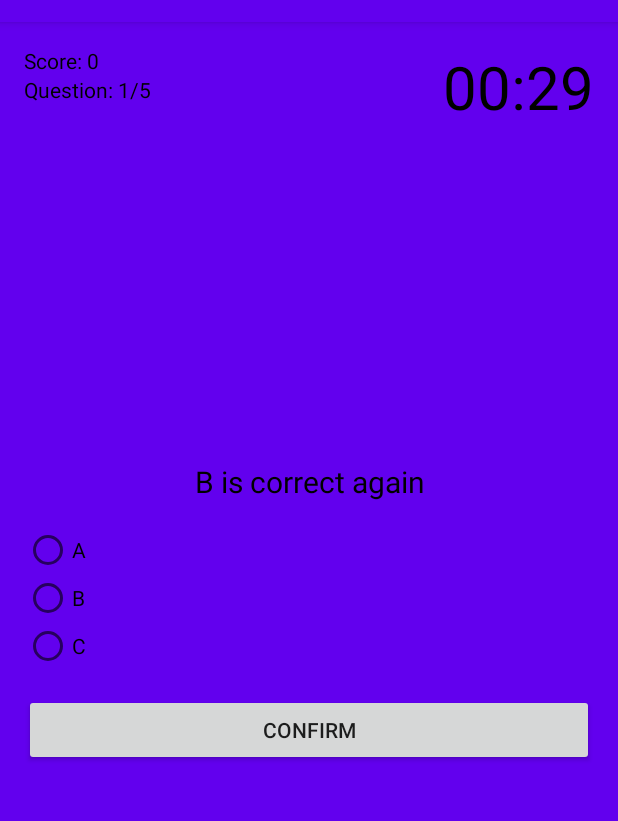
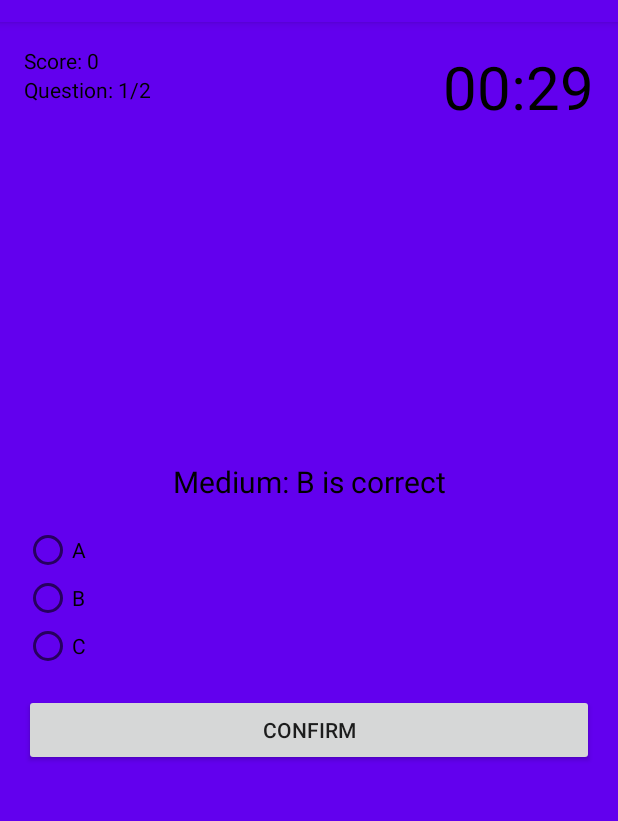
Before and after one commit to trathaka/SIT305---Assignment-2, an Android app: the screen it shows after launch (QuizActivity), after a tap on "START QUIZ", on a phone screen of 412 x 824 dp, the part 62-883 px from its top. Run offline under Robolectric (Android 15) with nearby library versions, the phone set to English and light mode, and no system bars.

Commit message:
Implement difficulty levels

```diff
--- a/Assignment2/app/src/main/java/com/example/assignment2/Question.java
+++ b/Assignment2/app/src/main/java/com/example/assignment2/Question.java
@@ -4,22 +4,27 @@ import android.os.Parcel;
 import android.os.Parcelable;
 
 public class Question implements Parcelable {
+    public static final String DIFFICULTY_EASY = "Easy";
+    public static final String DIFFICULTY_MEDIUM = "Medium";
+    public static final String DIFFICULTY_HARD = "Hard";
 
     private String question;
     private String option1;
     private String option2;
     private String option3;
     private int answerNr;
+    private String difficulty;
 
     public Question(){
     }
 
-    public Question(String question, String option1, String option2, String option3, int answerNr) {
+    public Question(String question, String option1, String option2, String option3, int answerNr, String difficulty) {
         this.question = question;
         this.option1 = option1;
         this.option2 = option2;
         this.option3 = option3;
         this.answerNr = answerNr;
+        this.difficulty = difficulty;
     }
 
     protected Question(Parcel in) {
@@ -28,6 +33,7 @@ public class Question implements Parcelable {
         option2 = in.readString();
         option3 = in.readString();
         answerNr = in.readInt();
+        difficulty = in.readString();
     }
 
     @Override
@@ -37,6 +43,7 @@ public class Question implements Parcelable {
         dest.writeString(option2);
         dest.writeString(option3);
         dest.writeInt(answerNr);
+        dest.writeString(difficulty);
     }
 
     @Override
@@ -95,4 +102,20 @@ public class Question implements Parcelable {
     public void setAnswerNr(int answerNr) {
         this.answerNr = answerNr;
     }
+
+    public String getDifficulty() {
+        return difficulty;
+    }
+
+    public void setDifficulty(String difficulty) {
+        this.difficulty = difficulty;
+    }
+
+    public static String[] getAllDifficultyLevels(){
+        return new String[]{
+                DIFFICULTY_EASY,
+                DIFFICULTY_MEDIUM,
+                DIFFICULTY_HARD
+        };
+    }
 }
--- a/Assignment2/app/src/main/java/com/example/assignment2/QuizActivity.java
+++ b/Assignment2/app/src/main/java/com/example/assignment2/QuizActivity.java
@@ -77,7 +77,7 @@ public class QuizActivity extends AppCompatActivity {
 
         if (savedInstanceState == null) {
             QuizDbHelper dbHelper = new QuizDbHelper(this);
-            questionList = dbHelper.getAllQuestions();
+            questionList = dbHelper.getQuestions("Medium");
             questionCountTotal = questionList.size();
             Collections.shuffle(questionList);
 
--- a/Assignment2/app/src/main/java/com/example/assignment2/QuizContract.java
+++ b/Assignment2/app/src/main/java/com/example/assignment2/QuizContract.java
@@ -14,6 +14,7 @@ public final class QuizContract {
         public static final String COLUMN_OPTION2 = "option2";
         public static final String COLUMN_OPTION3 = "option3";
         public static final String COLUMN_ANSWER_NR = "answer_nr";
+        public static final String COLUMN_DIFFICULTY = "difficulty";
 
     }
 }
--- a/Assignment2/app/src/main/java/com/example/assignment2/QuizDbHelper.java
+++ b/Assignment2/app/src/main/java/com/example/assignment2/QuizDbHelper.java
@@ -33,7 +33,8 @@ public class QuizDbHelper extends SQLiteOpenHelper {
                 QuestionsTable.COLUMN_OPTION1 + " TEXT, " +
                 QuestionsTable.COLUMN_OPTION2 + " TEXT, " +
                 QuestionsTable.COLUMN_OPTION3 + " TEXT, " +
-                QuestionsTable.COLUMN_ANSWER_NR + " INTEGER" +
+                QuestionsTable.COLUMN_ANSWER_NR + " INTEGER, " +
+                QuestionsTable.COLUMN_DIFFICULTY + " TEXT" +
                 ")";
         db.execSQL(SQL_CREATE_QUESTIONS_TABLE);
         fillQuestionsTable();
@@ -46,16 +47,24 @@ public class QuizDbHelper extends SQLiteOpenHelper {
         onCreate(db);
     }
     private void fillQuestionsTable() {
-        Question q1 = new Question("A is correct", "A", "B", "C", 1);
+        Question q1 = new Question("Easy: A is correct", "A", "B", "C", 1, Question.DIFFICULTY_EASY);
         addQuestion(q1);
-        Question q2 = new Question("B is correct", "A", "B", "C", 2);
+        Question q2 = new Question("Medium: B is correct",
+                "A", "B", "C", 2, Question.DIFFICULTY_MEDIUM);
         addQuestion(q2);
-        Question q3 = new Question("C is correct", "A", "B", "C", 3);
+        Question q3 = new Question("Medium: C is correct",
+                "A", "B", "C", 3, Question.DIFFICULTY_MEDIUM);
         addQuestion(q3);
-        Question q4 = new Question("A is correct again", "A", "B", "C", 1);
+        Question q4 = new Question("Hard: A is correct",
+                "A", "B", "C", 1, Question.DIFFICULTY_HARD);
         addQuestion(q4);
-        Question q5 = new Question("B is correct again", "A", "B", "C", 2);
+        Question q5 = new Question("Hard: B is correct",
+                "A", "B", "C", 2, Question.DIFFICULTY_HARD);
         addQuestion(q5);
+        Question q6 = new Question("Hard: C is correct",
+                "A", "B", "C", 3, Question.DIFFICULTY_HARD);
+        addQuestion(q6);
+
     }
 
     private void addQuestion(Question question) {
@@ -65,6 +74,7 @@ public class QuizDbHelper extends SQLiteOpenHelper {
         cv.put(QuestionsTable.COLUMN_OPTION2, question.getOption2());
         cv.put(QuestionsTable.COLUMN_OPTION3, question.getOption3());
         cv.put(QuestionsTable.COLUMN_ANSWER_NR, question.getAnswerNr());
+        cv.put(QuestionsTable.COLUMN_DIFFICULTY, question.getDifficulty());
         db.insert(QuestionsTable.TABLE_NAME, null, cv);
     }
 
@@ -80,6 +90,29 @@ public class QuizDbHelper extends SQLiteOpenHelper {
                 question.setOption2(c.getString(c.getColumnIndex(QuestionsTable.COLUMN_OPTION2)));
                 question.setOption3(c.getString(c.getColumnIndex(QuestionsTable.COLUMN_OPTION3)));
                 question.setAnswerNr(c.getInt(c.getColumnIndex(QuestionsTable.COLUMN_ANSWER_NR)));
+                question.setDifficulty(c.getString(c.getColumnIndex(QuestionsTable.COLUMN_DIFFICULTY)));
+                questionList.add(question);
+            } while (c.moveToNext());
+        }
+        c.close();
+        return questionList;
+    }
+
+    public ArrayList<Question> getQuestions(String difficulty) {
+        ArrayList<Question> questionList = new ArrayList<>();
+        db = getReadableDatabase();
+
+        String[] selectionArgs = new String[]{difficulty};
+        Cursor c = db.rawQuery("SELECT * FROM " + QuestionsTable.TABLE_NAME + " WHERE " + QuestionsTable.COLUMN_DIFFICULTY + " = ?", selectionArgs);
+        if (c.moveToFirst()) {
+            do {
+                Question question = new Question();
+                question.setQuestion(c.getString(c.getColumnIndex(QuestionsTable.COLUMN_QUESTION)));
+                question.setOption1(c.getString(c.getColumnIndex(QuestionsTable.COLUMN_OPTION1)));
+                question.setOption2(c.getString(c.getColumnIndex(QuestionsTable.COLUMN_OPTION2)));
+                question.setOption3(c.getString(c.getColumnIndex(QuestionsTable.COLUMN_OPTION3)));
+                question.setAnswerNr(c.getInt(c.getColumnIndex(QuestionsTable.COLUMN_ANSWER_NR)));
+                question.setDifficulty(c.getString(c.getColumnIndex(QuestionsTable.COLUMN_DIFFICULTY)));
                 questionList.add(question);
             } while (c.moveToNext());
         }
@@ -88,4 +121,5 @@ public class QuizDbHelper extends SQLiteOpenHelper {
     }
 
 
+
 }
```
Also changed, not shown: 14 other files.
